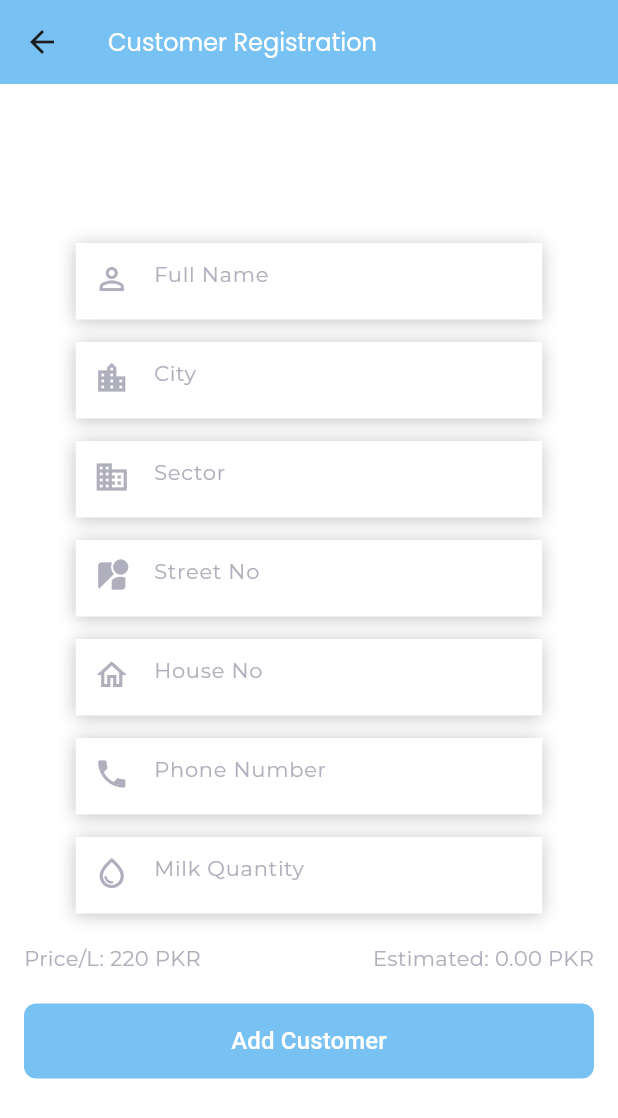
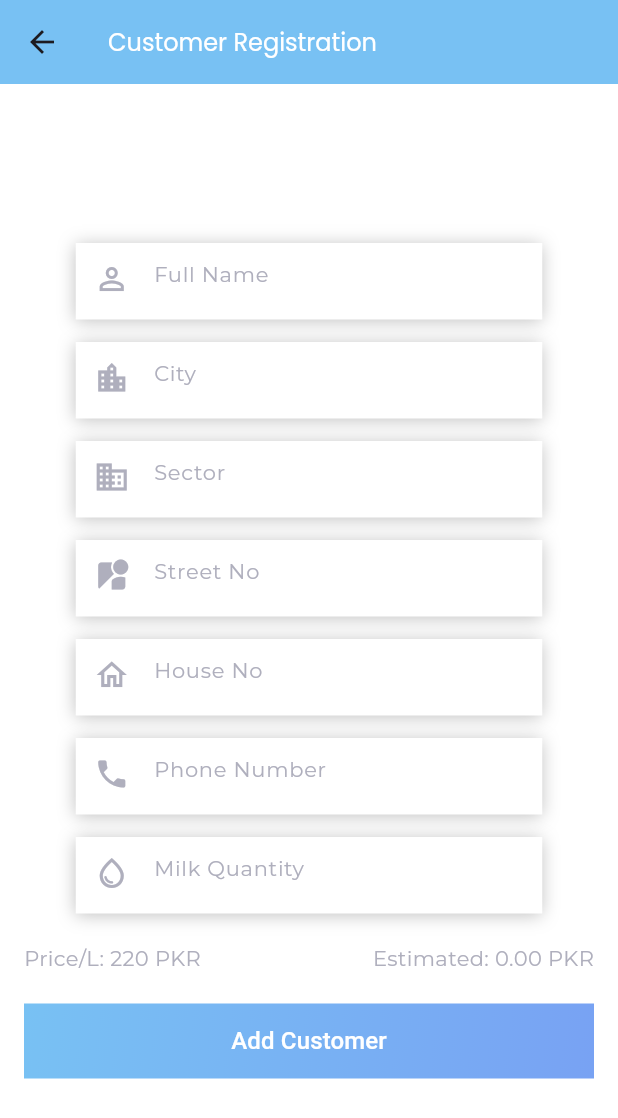
Before and after one commit to yasirzain15/kashmir_milk, a Flutter app: the CustomerRegistrationForm screen opened directly, on a phone screen of 412 x 824 dp. Shown: the top 1118 px of the screen. Run offline on Flutter 3.47's test engine with Material 3 defaults, Android fonts, the phone set to English and light mode, and no system bars; our stand-ins replace cloud_firestore, connectivity_plus, csv, file_picker, firebase_auth, firebase_core and 4 more; accounts and stored records are empty.

Commit message:
About Today

```diff
--- a/lib/Add Customers/add_customer.dart
+++ b/lib/Add Customers/add_customer.dart
@@ -278,8 +278,15 @@ class _CustomerRegistrationFormState extends State<CustomerRegistrationForm> {
                     width: double.infinity,
                     height: 50,
                     decoration: BoxDecoration(
-                      color: Color(0xff78c1f3),
-                      borderRadius: BorderRadius.circular(8),
+                      gradient: LinearGradient(
+                        colors: [
+                          Color(0xff78c1f3),
+                          Color(0xff78a2f3),
+                        ],
+                        begin: Alignment.topLeft,
+                        end: Alignment.bottomRight,
+                      ),
+                      // borderRadius: BorderRadius.circular(8),
                     ),
                     child: TextButton(
                       onPressed: () async {
```
Also changed, not shown: 4 other files.
